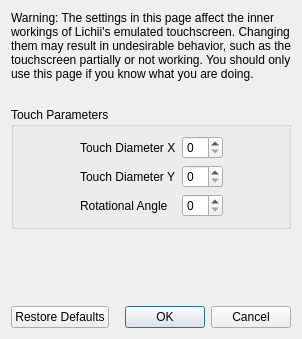
Above: src/yuzu/configuration/configure_touchscreen_advanced.ui from Darkfiredoom/PhoenixEmu before the change. Below: the same form after it.
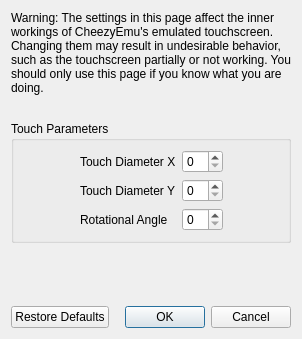
That is the form after the change.

Commit message: Rename the emulator to CheezyEmu, with its own icon

What changed in the file:
```diff
--- a/src/yuzu/configuration/configure_touchscreen_advanced.ui
+++ b/src/yuzu/configuration/configure_touchscreen_advanced.ui
@@ -23,7 +23,7 @@
       </size>
      </property>
      <property name="text">
-      <string>Warning: The settings in this page affect the inner workings of Lichii's emulated touchscreen. Changing them may result in undesirable behavior, such as the touchscreen partially or not working. You should only use this page if you know what you are doing.</string>
+      <string>Warning: The settings in this page affect the inner workings of CheezyEmu's emulated touchscreen. Changing them may result in undesirable behavior, such as the touchscreen partially or not working. You should only use this page if you know what you are doing.</string>
      </property>
      <property name="wordWrap">
       <bool>true</bool>
```
The commit also changes 97 other files.
